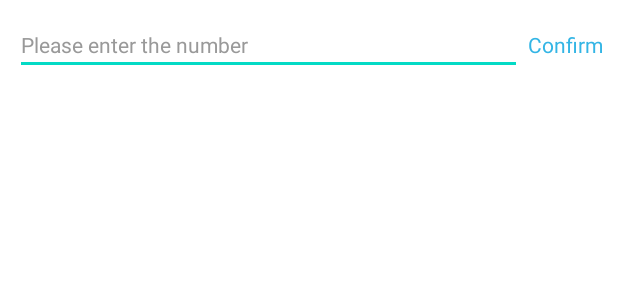
After one commit to plain-dev/InputNumber, an Android app: the layout dialog_input_number_edit.xml on its own in the app's theme, with its tools: preview values and no code run, on a phone screen of 412 x 824 dp. The commit adds this screen. Shown: the top 300 px of the screen. Run offline under Robolectric (Android 15) with nearby library versions, the phone set to English and light mode, and no system bars.

Commit message:
:hammer_and_wrench: Add input dialog
- Automatically show soft keyboard
- Close the dialog box while closing the soft keyboard
- Add several extension methods used

```diff
--- a/app/src/main/java/com/android/inputnumber/MainActivity.kt
+++ b/app/src/main/java/com/android/inputnumber/MainActivity.kt
@@ -66,6 +66,7 @@ class MainActivity : AppCompatActivity() {
      */
     private fun initInputNumberView(inputNumberView: InputNumberView) {
         with(inputNumberView) {
+            isEdit = true
             number = 0
             minimum = 0
             maximum = 99
--- /dev/null
+++ b/lib/src/main/res/layout/dialog_input_number_edit.xml
@@ -0,0 +1,50 @@
+<?xml version="1.0" encoding="utf-8"?>
+<LinearLayout xmlns:android="http://schemas.android.com/apk/res/android"
+    xmlns:tools="http://schemas.android.com/tools"
+    android:layout_width="match_parent"
+    android:layout_height="wrap_content"
+    android:background="@color/color_white"
+    android:gravity="center_vertical"
+    android:orientation="vertical">
+
+    <androidx.core.widget.NestedScrollView
+        android:layout_width="match_parent"
+        android:layout_height="wrap_content">
+
+        <LinearLayout
+            android:layout_width="match_parent"
+            android:layout_height="wrap_content"
+            android:layout_marginHorizontal="@dimen/in_dp_10"
+            android:layout_marginVertical="@dimen/in_dp_10"
+            android:gravity="center_vertical"
+            android:orientation="horizontal">
+
+            <EditText
+                android:id="@+id/etCount"
+                android:layout_width="0dp"
+                android:layout_height="wrap_content"
+                android:layout_weight="1"
+                android:hint="@string/input_hint"
+                android:imeOptions="actionDone"
+                android:inputType="number"
+                android:maxLength="8"
+                android:textColor="@color/color_3"
+                android:textColorHint="@color/color_9"
+                android:textSize="@dimen/in_dp_14"
+                tools:ignore="Autofill,HardcodedText,SpUsage" />
+
+            <TextView
+                android:id="@+id/btnConfirm"
+                android:layout_width="wrap_content"
+                android:layout_height="wrap_content"
+                android:layout_marginStart="@dimen/in_dp_4"
+                android:text="@string/input_confirm"
+                android:textColor="@android:color/holo_blue_light"
+                android:textSize="@dimen/in_dp_14"
+                tools:ignore="SpUsage" />
+
+        </LinearLayout>
+
+    </androidx.core.widget.NestedScrollView>
+
+</LinearLayout>
--- a/lib/src/main/res/values/dimens.xml
+++ b/lib/src/main/res/values/dimens.xml
@@ -5,6 +5,7 @@
     <dimen name="in_dp_4">4dp</dimen>
     <dimen name="in_dp_10">10dp</dimen>
     <dimen name="in_dp_12">12dp</dimen>
+    <dimen name="in_dp_14">14dp</dimen>
     <dimen name="in_dp_16">16dp</dimen>
     <dimen name="in_dp_26">26dp</dimen>
     <dimen name="in_dp_50">50dp</dimen>
--- a/lib/src/main/res/values/strings.xml
+++ b/lib/src/main/res/values/strings.xml
@@ -3,4 +3,6 @@
     <string name="symbol_plus">+</string>
     <string name="symbol_reduce">-</string>
     <string name="default_number">1</string>
+    <string name="input_hint">Please enter the number</string>
+    <string name="input_confirm">Confirm</string>
 </resources>
```
Also changed, not shown: lib/src/main/java/com/android/inputnumber/lib/dialog/InputNumberEditDialog.kt (+89 -0 lines), lib/src/main/java/com/android/inputnumber/lib/ex/IMEx.kt (added, +41 -0 lines), lib/src/main/java/com/android/inputnumber/lib/ex/UIThreadEx.kt (added, +49 -0 lines).
